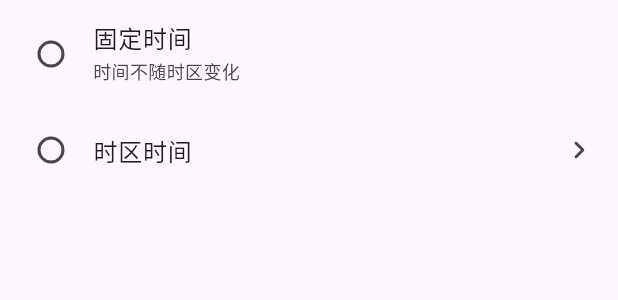
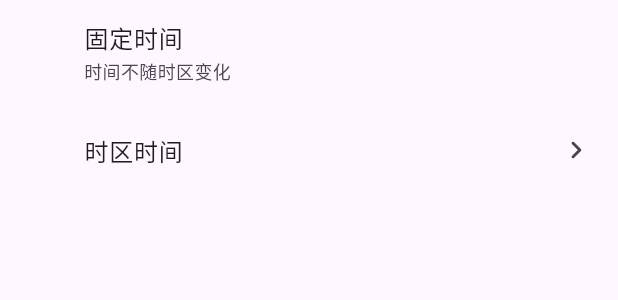
Before and after one commit to akdu12/time_picker_with_timezone, a Flutter app: the TimezoneTypeSelectWidget widget shown alone on an empty page, opened directly, on a phone screen of 412 x 824 dp. Shown: the top 300 px of the screen. Run offline on Flutter 3.47's test engine with Material 3 defaults, Android fonts, the phone set to English and light mode, and no system bars; our stand-ins replace timezone.

Commit message:
将选择时区方式时的RadioListTile改为ListTile

```diff
--- a/lib/timezone_type_select_widget.dart
+++ b/lib/timezone_type_select_widget.dart
@@ -44,8 +44,8 @@ class TimezoneTypeSelectWidget extends StatefulWidget {
 }
 
 class _TimezoneTypeSelectWidgetState extends State<TimezoneTypeSelectWidget> {
-  final visualDensity = const VisualDensity(horizontal: -4, vertical: 0);
-  final contentPadding = const EdgeInsets.symmetric(horizontal: 14);
+  final visualDensity = const VisualDensity(horizontal: -2, vertical: 0);
+  final contentPadding = const EdgeInsets.only(left: 20, right: 16);
   final titleTextStyle = const TextStyle(fontSize: 12);
 
   final searchController = TextEditingController();
@@ -64,22 +64,25 @@ class _TimezoneTypeSelectWidgetState extends State<TimezoneTypeSelectWidget> {
     return SingleChildScrollView(
       child: ListBody(
         children: <Widget>[
-          RadioListTile<int>(
+          ListTile(
             title: Text(widget.fixedTimeTitle ?? '固定时间'),
             subtitle: Text(
               widget.fixedTimeSubTitle ?? '时间不随时区变化',
               style: titleTextStyle,
             ),
-            value: 0,
-            groupValue: widget.initTimezoneType,
+            selected: widget.initTimezoneType == 0,
             visualDensity: visualDensity,
             contentPadding: contentPadding,
-            onChanged: (int? value) {
-              widget.onTimezoneTypeSelected?.call(value!, "", 0);
+            leading: Visibility.maintain(
+              visible: widget.initTimezoneType == 0,
+              child: const Icon(Icons.done_rounded),
+            ),
+            onTap: () {
+              widget.onTimezoneTypeSelected?.call(0, "", 0);
               Navigator.of(context).pop();
             },
           ),
-          RadioListTile<int>(
+          ListTile(
             title: Text(widget.timezoneTimeTitle ?? '时区时间'),
             subtitle: widget.initTimezone != null && widget.initTimezone!.isNotEmpty && widget.initOffsetInHours != null
                 ? Text(
@@ -87,12 +90,14 @@ class _TimezoneTypeSelectWidgetState extends State<TimezoneTypeSelectWidget> {
                     style: titleTextStyle,
                   )
                 : null,
-            value: 1,
-            groupValue: widget.initTimezoneType,
+            selected: widget.initTimezoneType == 1,
             visualDensity: visualDensity,
             contentPadding: contentPadding,
-            secondary: const Icon(Icons.keyboard_arrow_right_rounded),
-            onChanged: (int? value) {
+            leading: Visibility.maintain(
+              visible: widget.initTimezoneType == 1,
+              child: const Icon(Icons.done_rounded),
+            ),
+            onTap: () {
               showDialog(
                 context: context,
                 barrierColor: Colors.transparent, //多个barrier叠加后背景太深，不好看
@@ -130,7 +135,7 @@ class _TimezoneTypeSelectWidgetState extends State<TimezoneTypeSelectWidget> {
                       initTimezone: widget.initTimezone,
                       initOffsetInHours: widget.initOffsetInHours,
                       onTimezoneSelected: (String timezone, int offsetInHours) {
-                        widget.onTimezoneTypeSelected?.call(value!, timezone, offsetInHours);
+                        widget.onTimezoneTypeSelected?.call(1, timezone, offsetInHours);
                         Navigator.of(context).pop();
                         //连续弹出两次到时间选择页面
                         Navigator.of(context).pop();
@@ -155,7 +160,9 @@ class _TimezoneTypeSelectWidgetState extends State<TimezoneTypeSelectWidget> {
                 },
               );
             },
+            trailing: const Icon(Icons.keyboard_arrow_right_rounded),
           ),
+
         ],
       ),
     );
```
